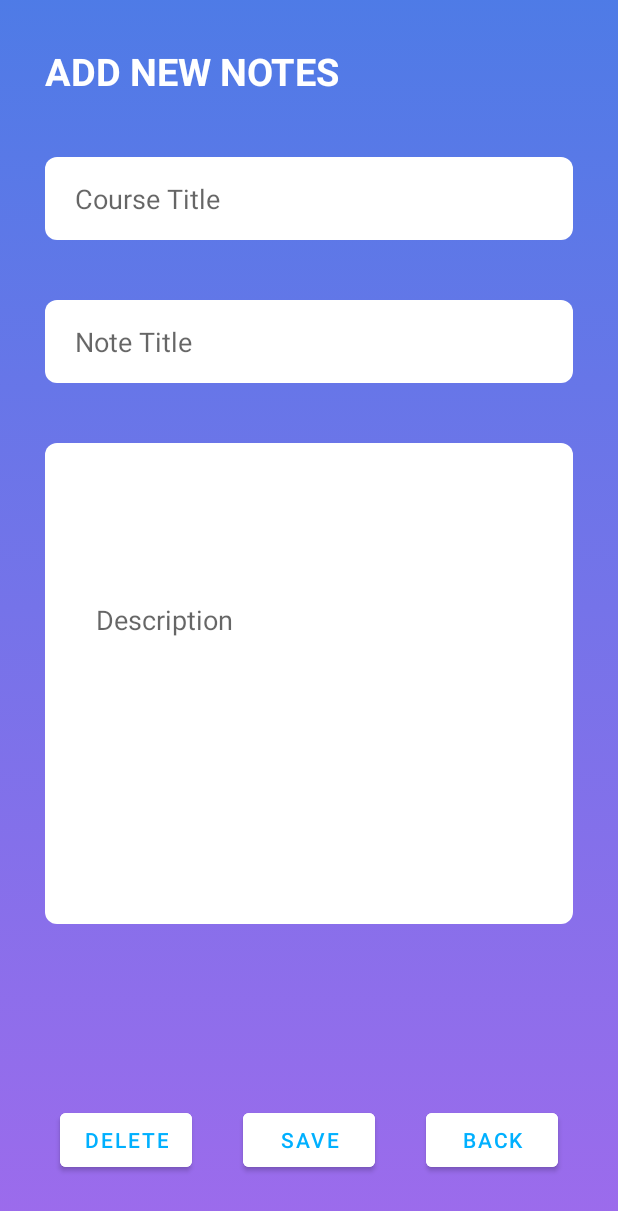
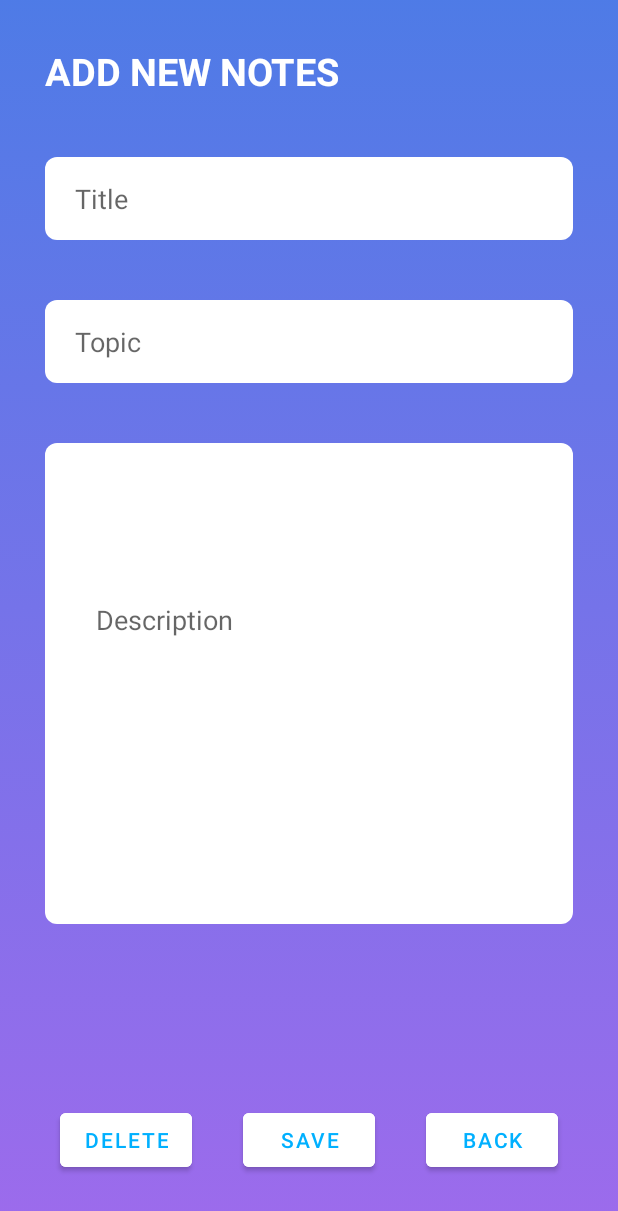
Before and after one commit to smahmuddz/My-Notes-Android-App, an Android app: the CreateNote screen opened directly, with no data from a screen before it, on a phone screen of 412 x 824 dp. Shown: the top 1211 px of the screen. Run offline under Robolectric (Android 15) with nearby library versions, the phone set to English and light mode, and no system bars.

Commit message:
Update add_new_note.xml

```diff
--- a/app/src/main/res/layout/add_new_note.xml
+++ b/app/src/main/res/layout/add_new_note.xml
@@ -30,7 +30,7 @@
         android:paddingRight="20dp"
         android:layout_marginBottom="20dp"
         android:background="@drawable/rounded"
-        android:hint=" Course Title"
+        android:hint=" Title"
         android:padding="15dp" />
 
     <EditText
@@ -45,7 +45,7 @@
         android:paddingRight="20dp"
         android:layout_marginBottom="20dp"
         android:background="@drawable/rounded"
-        android:hint=" Note Title"
+        android:hint=" Topic"
         android:padding="15dp" />
 
     <EditText
```
